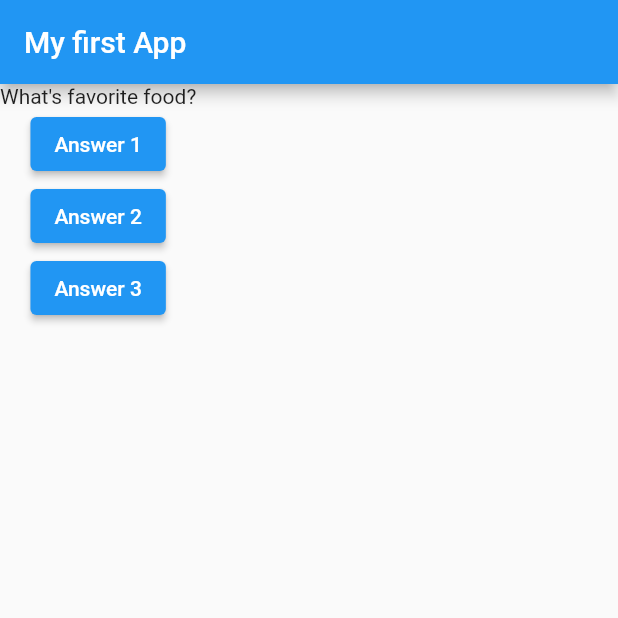
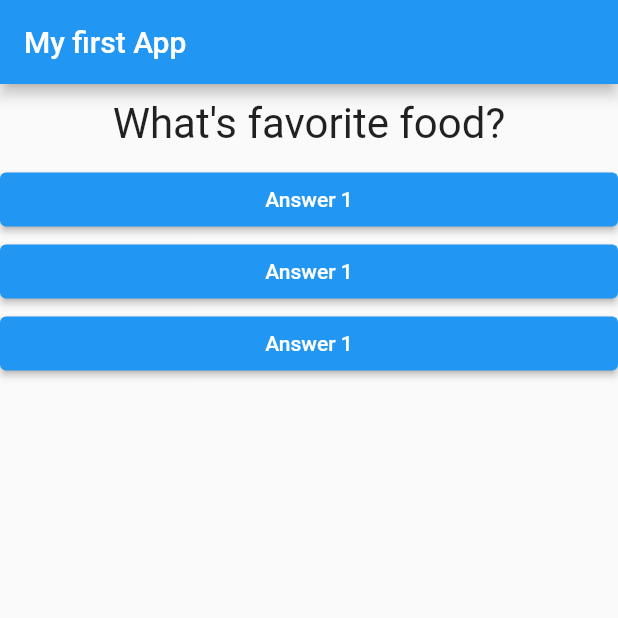
Before and after one commit to vnillaDev/learning-flutter, a Flutter app: the screen it shows after launch, after a tap on "Answer 1", on a phone screen of 412 x 824 dp, the top half of it. Run offline on Flutter 3.47's test engine with Material 2 defaults, Android fonts, the phone set to English and light mode, and no system bars.

Commit message:
extracted button function to external class

```diff
--- a/flutter_complete_guide/lib/main.dart
+++ b/flutter_complete_guide/lib/main.dart
@@ -1,4 +1,7 @@
 import 'package:flutter/material.dart';
+
+import './question.dart';
+import './answer.dart';
 
 /*
 void main() {
@@ -14,18 +17,18 @@ class MyApp extends StatefulWidget {
 
   @override
   State<StatefulWidget> createState() {
-    return MyAppState();
+    return _MyAppState();
   }
 }
 
-class MyAppState extends State<MyApp> {
-  var questionIndex = 0;
+class _MyAppState extends State<MyApp> {
+  var _questionIndex = 0;
 
-  void answerQuestions() {
+  void _answerQuestions() {
     setState(() {
-      questionIndex++;
+      _questionIndex++;
     });
-    print(questionIndex);
+    print(_questionIndex);
   }
 
   @override
@@ -43,25 +46,13 @@ class MyAppState extends State<MyApp> {
         ),
         body: Column(
           children: [
-            Text(
-              questions[questionIndex],
+            Question(
+              questions[_questionIndex],
             ),
-            ElevatedButton(
-              child: const Text('Answer 1'),
-              onPressed: answerQuestions, // passing a Pointer to onPressed
-            ),
-            ElevatedButton(
-              child: const Text('Answer 2'),
-              onPressed: () =>
-                  print('answer 2 chosen!'), // single-line anonymous functions
-            ),
-            ElevatedButton(
-              child: const Text('Answer 3'),
-              onPressed: () {
-                // anonymous function with more than one line
-                print('answer 3 chosen!');
-              },
-            ),
+            Answer(
+                _answerQuestions), // forwarding a pointer to the function _answerQuesitons
+            Answer(_answerQuestions),
+            Answer(_answerQuestions),
           ],
         ),
       ),
```
